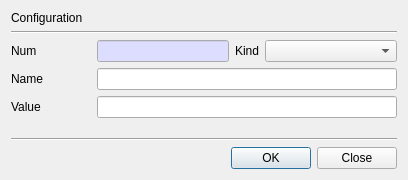
This is CertMan/config_dlg.ui in jykim74/CertMan as Qt 5 draws it before an edit. The edited form follows.
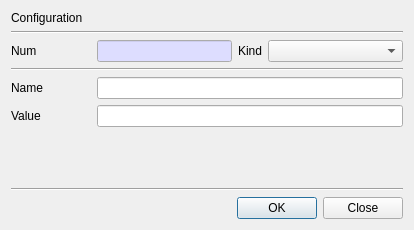
This is the edited form.

Patch:
```diff
--- a/CertMan/config_dlg.ui
+++ b/CertMan/config_dlg.ui
@@ -6,8 +6,8 @@
    <rect>
     <x>0</x>
     <y>0</y>
-    <width>406</width>
-    <height>180</height>
+    <width>414</width>
+    <height>230</height>
    </rect>
   </property>
   <property name="windowTitle">
@@ -133,6 +133,13 @@
      </item>
     </layout>
    </item>
+   <item>
+    <widget class="Line" name="line_3">
+     <property name="orientation">
+      <enum>Qt::Horizontal</enum>
+     </property>
+    </widget>
+   </item>
    <item>
     <layout class="QGridLayout" name="gridLayout_2">
      <item row="0" column="0">
```
